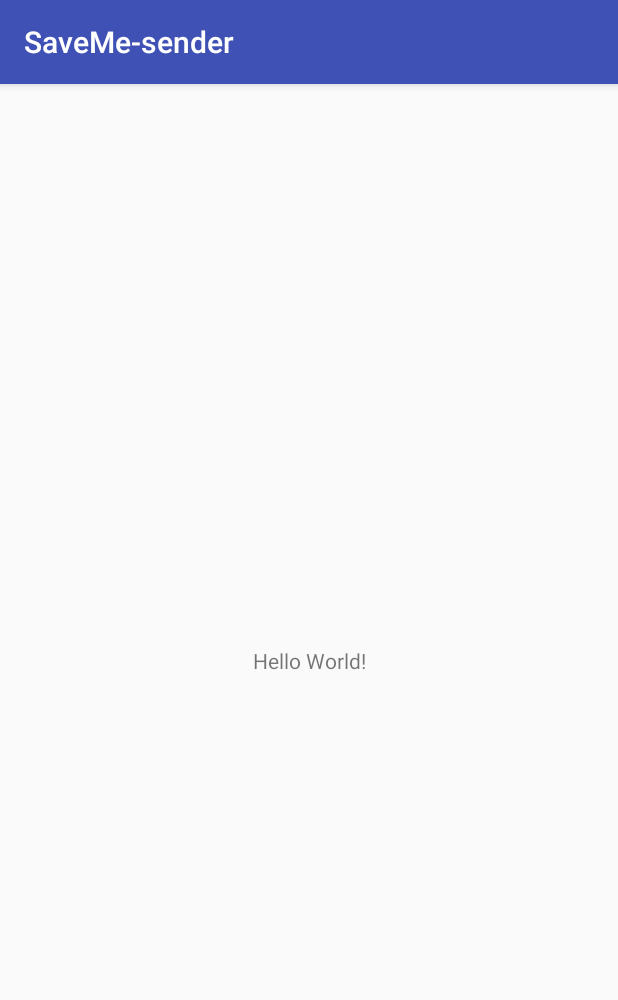
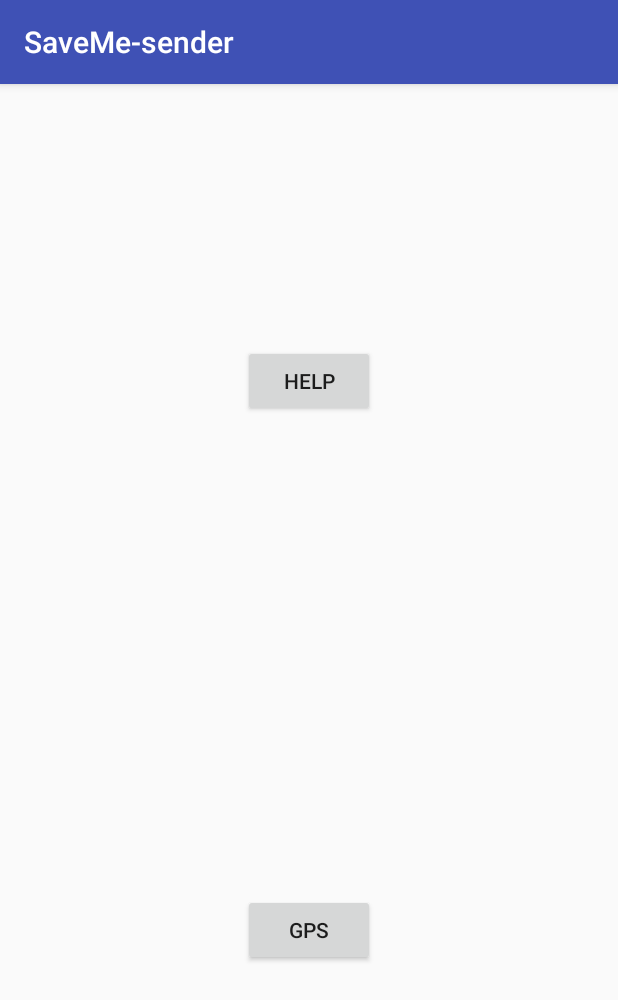
Before and after one commit to Deathblade6/SaveMesender, an Android app: the screen it shows after launch (MainActivity), on a phone screen of 412 x 824 dp. Shown: the top 1000 px of the screen. Run offline under Robolectric (Android 15) with nearby library versions, the phone set to English and light mode, and no system bars.

Commit message:
Button add

```diff
--- a/app/build.gradle
+++ b/app/build.gradle
@@ -20,7 +20,7 @@ android {
 
 dependencies {
     implementation fileTree(dir: 'libs', include: ['*.jar'])
-    implementation 'com.android.support:appcompat-v7:28.0.0-beta01'
+    implementation 'com.android.support:appcompat-v7:28.0.0-alpha1'
     implementation 'com.android.support.constraint:constraint-layout:1.1.2'
     testImplementation 'junit:junit:4.12'
     androidTestImplementation 'com.android.support.test:runner:1.0.2'
--- a/app/src/main/java/com/example/deathblade/saveme_sender/MainActivity.java
+++ b/app/src/main/java/com/example/deathblade/saveme_sender/MainActivity.java
@@ -2,6 +2,8 @@ package com.example.deathblade.saveme_sender;
 
 import android.support.v7.app.AppCompatActivity;
 import android.os.Bundle;
+import android.telephony.SmsManager;
+import android.view.View;
 
 public class MainActivity extends AppCompatActivity {
 
@@ -10,4 +12,12 @@ public class MainActivity extends AppCompatActivity {
         super.onCreate(savedInstanceState);
         setContentView(R.layout.activity_main);
     }
+
+    void sms(View view){
+        SmsManager smsManager;
+        smsManager.sendTextMessage("7025266580");
+    }
+
+
+
 }
--- a/app/src/main/res/layout/activity_main.xml
+++ b/app/src/main/res/layout/activity_main.xml
@@ -1,18 +1,27 @@
 <?xml version="1.0" encoding="utf-8"?>
-<android.support.constraint.ConstraintLayout xmlns:android="http://schemas.android.com/apk/res/android"
+<RelativeLayout xmlns:android="http://schemas.android.com/apk/res/android"
     xmlns:app="http://schemas.android.com/apk/res-auto"
     xmlns:tools="http://schemas.android.com/tools"
     android:layout_width="match_parent"
     android:layout_height="match_parent"
     tools:context=".MainActivity">
 
-    <TextView
+    <Button
+        android:id="@+id/button"
         android:layout_width="wrap_content"
         android:layout_height="wrap_content"
-        android:text="Hello World!"
-        app:layout_constraintBottom_toBottomOf="parent"
-        app:layout_constraintLeft_toLeftOf="parent"
-        app:layout_constraintRight_toRightOf="parent"
-        app:layout_constraintTop_toTopOf="parent" />
+        android:layout_alignParentTop="true"
+        android:layout_centerHorizontal="true"
+        android:layout_marginTop="174dp"
+        android:text="Help" />
 
-</android.support.constraint.ConstraintLayout>
+    <Button
+        android:id="@+id/button2"
+        android:layout_width="wrap_content"
+        android:layout_height="wrap_content"
+        android:layout_alignParentBottom="true"
+        android:layout_centerHorizontal="true"
+        android:layout_marginBottom="180dp"
+        android:text="GPS" />
+
+</RelativeLayout>
```
